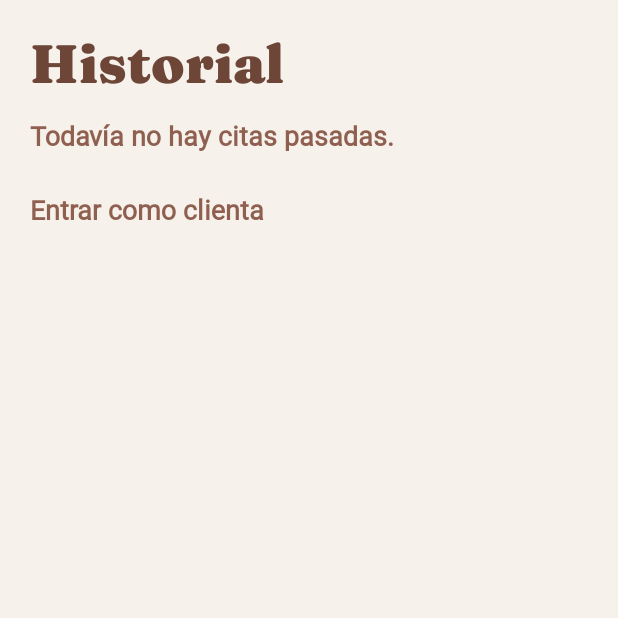
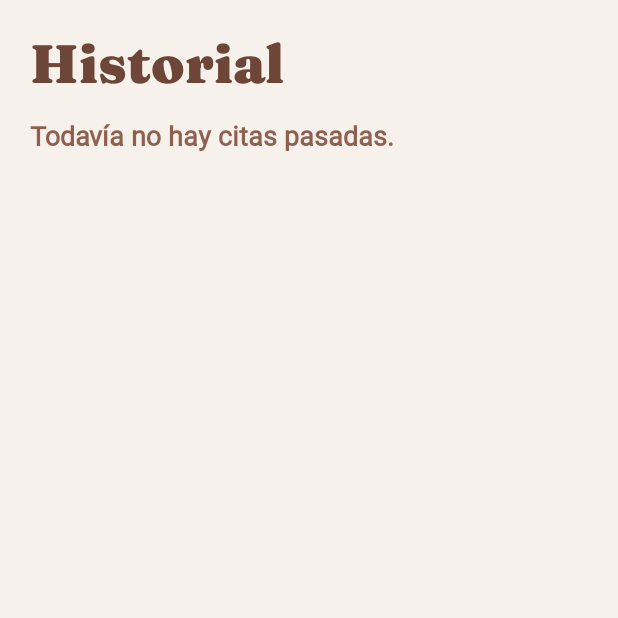
Before and after one commit to Josemilk/Studio-Nails-Beauty-, an Android app built with Jetpack Compose: the composable HistoryScreen shown on its own in the app's theme, on a phone screen of 412 x 824 dp, the top half of it. Run offline under Robolectric (Android 15) with nearby library versions, the phone set to English and light mode, and no system bars; pictures from the network do not load; Roboto replaces fonts that are not available here.

Commit message:
Retira precios y tiempos de servicios recomendados y roles duplicados

```diff
--- a/android/app/src/main/java/com/studionails/beauty/ui/StudioRoot.kt
+++ b/android/app/src/main/java/com/studionails/beauty/ui/StudioRoot.kt
@@ -188,7 +188,7 @@ private fun HomeScreen(vm: StudioViewModel) {
                 ) {
                     StudioPhoto(service.photo, Modifier.fillMaxWidth().height(96.dp))
                     Text(service.name, fontFamily = Sans, fontWeight = FontWeight.SemiBold, fontSize = 16.sp, modifier = Modifier.padding(top = 10.dp))
-                    Text("${service.minutesLabel} · $${service.price}", color = Soft, fontFamily = Sans, fontSize = 13.sp)
+
                 }
             }
         }
@@ -272,7 +272,7 @@ private fun ServicesScreen(vm: StudioViewModel) {
                     ) {
                         StudioPhoto(service.photo, Modifier.fillMaxWidth().height(96.dp))
                         Text(service.name, fontWeight = FontWeight.SemiBold, fontFamily = Sans, modifier = Modifier.padding(top = 8.dp))
-                        Text("${service.minutesLabel} · $${service.price}", color = Soft, fontSize = 13.sp, fontFamily = Sans)
+
                     }
                 }
                 if (row.size == 1) Spacer(Modifier.weight(1f))
@@ -309,12 +309,6 @@ private fun HistoryScreen(vm: StudioViewModel) {
                 )
             }
         }
-        Text(
-            if (role == Role.client) "Entrar como manicura" else "Entrar como clienta",
-            modifier = Modifier.padding(top = 28.dp).clickable { vm.choose(if (role == Role.client) Role.manicurist else Role.client) },
-            color = Soft,
-            fontFamily = Sans,
-        )
         Spacer(Modifier.height(24.dp))
     }
 }
```
